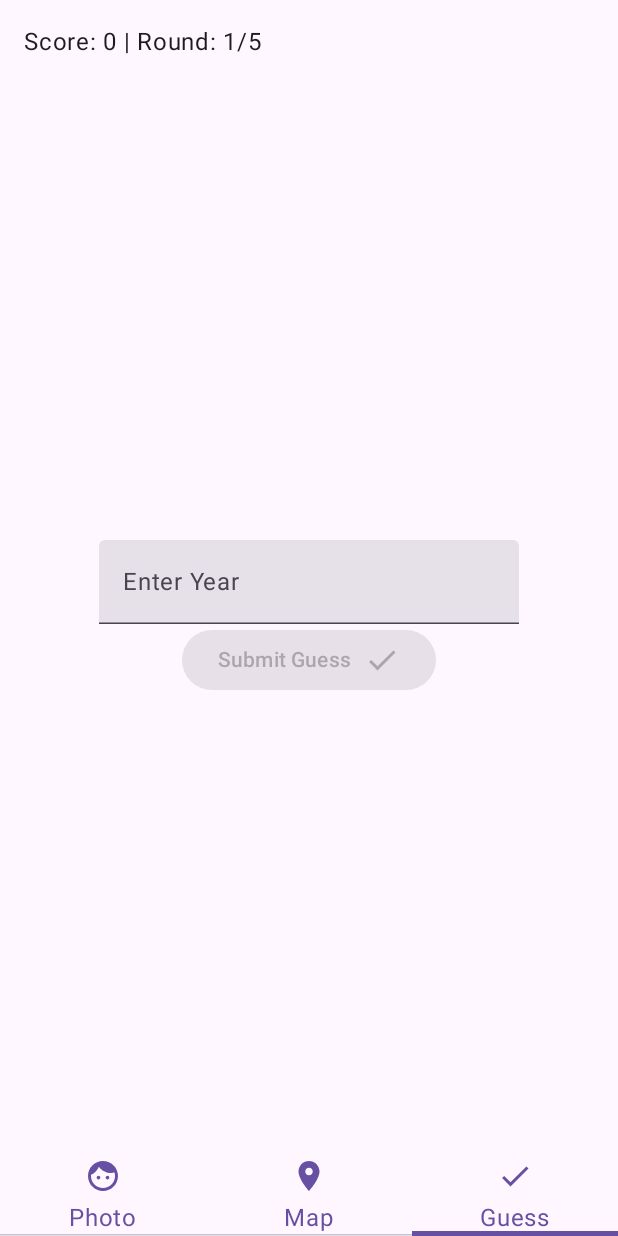
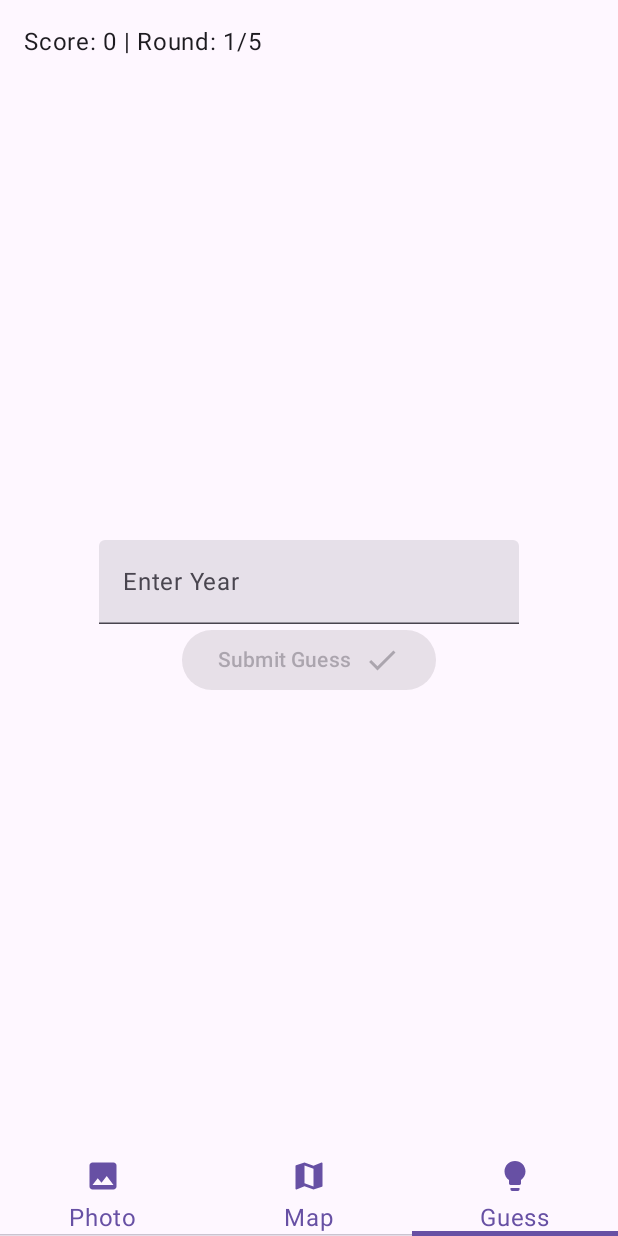
Before and after one commit to Aerion/timeguessr-android, an Android app built with Jetpack Compose: the screen it shows after launch (MainActivity), item 3 of the bottom bar chosen, on a phone screen of 412 x 824 dp. Run offline under Robolectric (Android 15) with nearby library versions, the phone set to English and light mode, and no system bars; libraries missing offline, so code that uses them is left out: me.saket.telephoto; pictures from the network do not load; 1 statement that could not run was skipped.

Commit message:
💄 Update tab icons

```diff
--- a/app/build.gradle.kts
+++ b/app/build.gradle.kts
@@ -69,6 +69,7 @@ dependencies {
     implementation(libs.okhttp)
     implementation(libs.moshi)
     implementation(libs.moshi.kotlin)
+    implementation(libs.androidx.material.icons.extended)
     testImplementation(libs.junit)
     androidTestImplementation(libs.androidx.junit)
     androidTestImplementation(libs.androidx.espresso.core)
--- a/app/src/main/java/me/aerion/timeguessr/MainActivity.kt
+++ b/app/src/main/java/me/aerion/timeguessr/MainActivity.kt
@@ -20,9 +20,8 @@ import me.aerion.timeguessr.ui.theme.TimeguessrTheme
 // TODO: Restrict api key
 // TODO: Logo
 // TODO: Change splashscreen
-// TODO: Change icons of tabs
-// TODO: Display marker result in different color
-// TODO: Style the round result page (+landscape mode)
+// TODO: Style the pages and handle landscape: EndGamePage, GuessPage, RoundResultPage, text of RoundPlayPage
+// TODO: Add result map with all of the guesses
 
 enum class Page {
     RoundPlayPage,
--- a/app/src/main/java/me/aerion/timeguessr/RoundPlayPage.kt
+++ b/app/src/main/java/me/aerion/timeguessr/RoundPlayPage.kt
@@ -9,7 +9,9 @@ import androidx.compose.foundation.layout.height
 import androidx.compose.foundation.layout.padding
 import androidx.compose.material.icons.Icons
 import androidx.compose.material.icons.filled.Done
-import androidx.compose.material.icons.filled.Face
+import androidx.compose.material.icons.filled.Image
+import androidx.compose.material.icons.filled.Lightbulb
+import androidx.compose.material.icons.filled.Map
 import androidx.compose.material.icons.filled.Place
 import androidx.compose.material3.Icon
 import androidx.compose.material3.NavigationRail
@@ -54,19 +56,19 @@ fun RoundPlayPage(
                 NavigationRailItem(
                     selected = selectedTabIndex == 0,
                     onClick = { selectedTabIndex = 0 },
-                    icon = { Icon(imageVector = Icons.Default.Face, contentDescription = null) },
+                    icon = { Icon(imageVector = Icons.Default.Image, contentDescription = null) },
                     label = { Text("Photo") }
                 )
                 NavigationRailItem(
                     selected = selectedTabIndex == 1,
                     onClick = { selectedTabIndex = 1 },
-                    icon = { Icon(imageVector = Icons.Default.Place, contentDescription = null) },
+                    icon = { Icon(imageVector = Icons.Default.Map, contentDescription = null) },
                     label = { Text("Map") }
                 )
                 NavigationRailItem(
                     selected = selectedTabIndex == 2,
                     onClick = { selectedTabIndex = 2 },
-                    icon = { Icon(imageVector = Icons.Default.Done, contentDescription = null) },
+                    icon = { Icon(imageVector = Icons.Default.Lightbulb, contentDescription = null) },
                     label = { Text("Guess") }
                 )
                 Spacer(Modifier.weight(1f))
@@ -131,19 +133,19 @@ fun RoundPlayPage(
             ) {
                 Tab(selected = selectedTabIndex == 0, onClick = { selectedTabIndex = 0 }) {
                     Spacer(modifier = Modifier.height(4.dp))
-                    Icon(imageVector = Icons.Default.Face, contentDescription = null)
+                    Icon(imageVector = Icons.Default.Image, contentDescription = null)
                     Spacer(modifier = Modifier.height(4.dp))
                     Text("Photo")
                 }
                 Tab(selected = selectedTabIndex == 1, onClick = { selectedTabIndex = 1 }) {
                     Spacer(modifier = Modifier.height(4.dp))
-                    Icon(imageVector = Icons.Default.Place, contentDescription = null)
+                    Icon(imageVector = Icons.Default.Map, contentDescription = null)
                     Spacer(modifier = Modifier.height(4.dp))
                     Text("Map")
                 }
                 Tab(selected = selectedTabIndex == 2, onClick = { selectedTabIndex = 2 }) {
                     Spacer(modifier = Modifier.height(4.dp))
-                    Icon(imageVector = Icons.Default.Done, contentDescription = null)
+                    Icon(imageVector = Icons.Default.Lightbulb, contentDescription = null)
                     Spacer(modifier = Modifier.height(4.dp))
                     Text("Guess")
                 }
--- a/gradle/libs.versions.toml
+++ b/gradle/libs.versions.toml
@@ -19,6 +19,7 @@ okhttp = "4.12.0"
 moshi = "1.15.1"
 moshiKotlin = "1.15.1"
 orgJetbrainsKotlinPluginParcelizeGradlePlugin = "2.1.0-Beta1"
+materialIconsExtended = "1.7.3"
 
 [libraries]
 androidx-core-ktx = { group = "androidx.core", name = "core-ktx", version.ref = "coreKtx" }
@@ -46,6 +47,7 @@ okhttp = { group = "com.squareup.okhttp3", name = "okhttp", version.ref = "okhtt
 moshi = { group = "com.squareup.moshi", name = "moshi", version.ref = "moshi" }
 moshi-kotlin = { group = "com.squareup.moshi", name = "moshi-kotlin", version.ref = "moshiKotlin" }
 org-jetbrains-kotlin-plugin-parcelize-gradle-plugin = { group = "org.jetbrains.kotlin.plugin.parcelize", name = "org.jetbrains.kotlin.plugin.parcelize.gradle.plugin", version.ref = "orgJetbrainsKotlinPluginParcelizeGradlePlugin" }
+androidx-material-icons-extended = { group = "androidx.compose.material", name = "material-icons-extended", version.ref = "materialIconsExtended" }
 
 [plugins]
 android-application = { id = "com.android.application", version.ref = "agp" }
```
